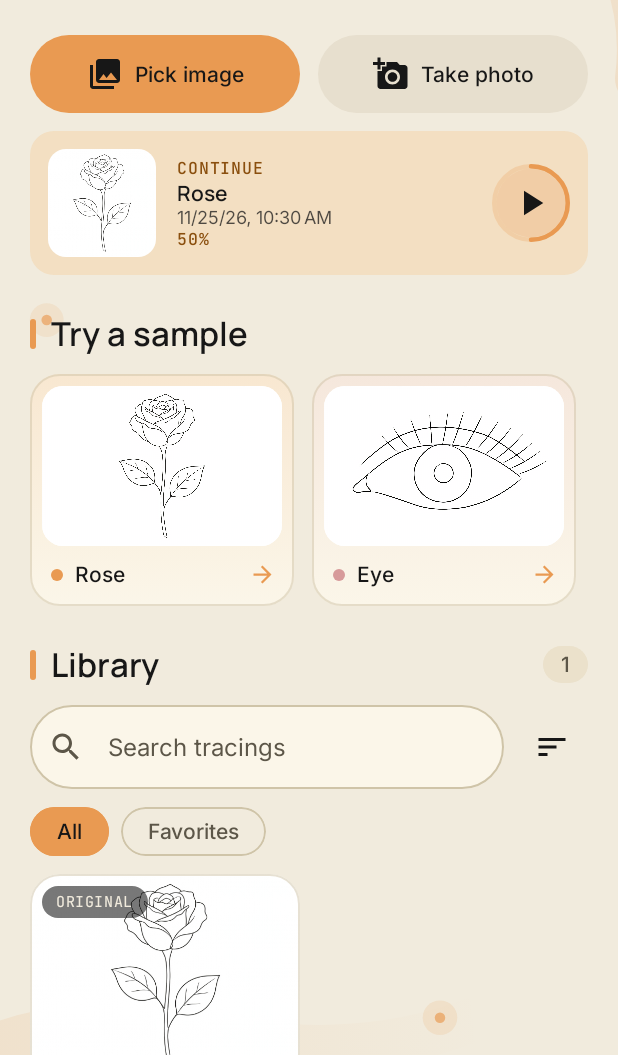
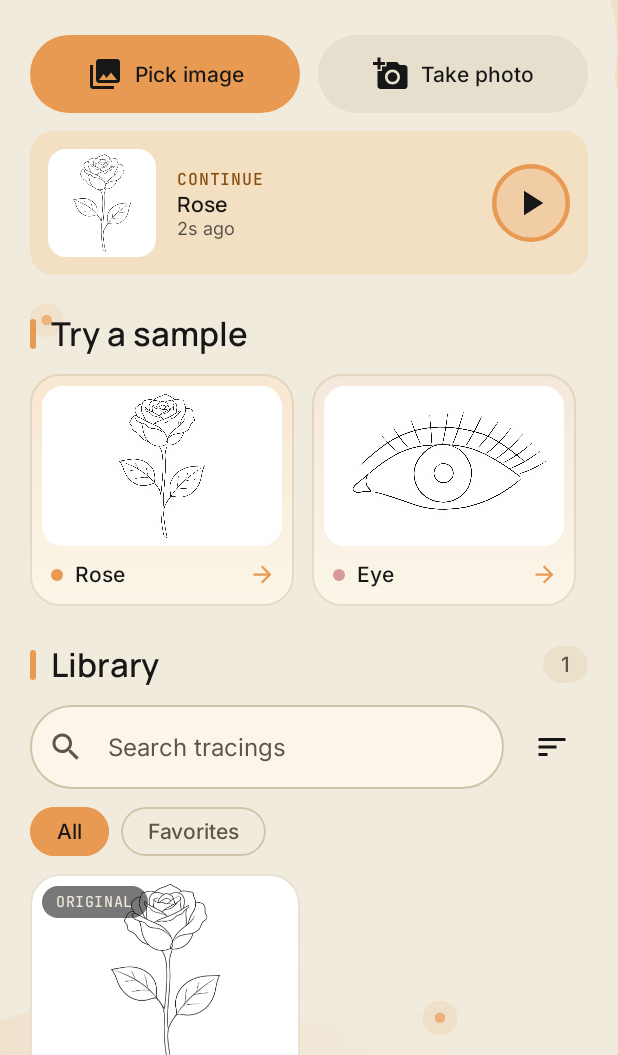
Before and after one commit to alekslime/Picasso, an Android app built with Jetpack Compose: the HomeScreen screen opened through its navigation route, on a phone screen of 412 x 824 dp, the part 181-1236 px from its top. Run offline under Robolectric (Android 15) with nearby library versions, the phone set to English and light mode, and no system bars; our stand-ins replace AdMob, Dagger/Hilt's generated code, Room's generated code; libraries missing offline, so code that uses them is left out: com.google.ads.mediation.

Commit message:
Home: remove the fake opacity-as-progress meter; show last-traced time instead

```diff
--- a/app/src/main/java/app/picasso/tracer/ui/home/HomeFormat.kt
+++ /dev/null
@@ -1,6 +0,0 @@
-package app.picasso.tracer.ui.home
-
-import kotlin.math.roundToInt
-
-/** Overlay opacity as a whole percentage for the Home cards. Out-of-range values are clamped to 0..100. */
-internal fun opacityPercent(opacity: Float): Int = (opacity.coerceIn(0f, 1f) * 100).roundToInt()
--- a/app/src/main/java/app/picasso/tracer/ui/home/HomeScreen.kt
+++ b/app/src/main/java/app/picasso/tracer/ui/home/HomeScreen.kt
@@ -114,13 +114,11 @@ import androidx.compose.foundation.lazy.grid.itemsIndexed
 import androidx.compose.runtime.saveable.rememberSaveable
 import androidx.compose.ui.graphics.Brush
 import androidx.compose.ui.graphics.Color
-import androidx.compose.ui.graphics.compositeOver
 import androidx.compose.ui.graphics.graphicsLayer
 import androidx.compose.ui.platform.LocalDensity
 import kotlinx.coroutines.delay
 import androidx.compose.foundation.Canvas
 import androidx.compose.runtime.State
-import androidx.compose.ui.geometry.CornerRadius
 import androidx.compose.ui.geometry.Offset
 import androidx.compose.ui.geometry.Size
 import androidx.compose.ui.graphics.StrokeCap
@@ -497,34 +495,27 @@ private fun ResumeCard(
                     overflow = TextOverflow.Ellipsis,
                 )
                 Text(
-                    DateFormat.getDateTimeInstance(DateFormat.SHORT, DateFormat.SHORT)
-                        .format(Date(project.updatedAt)),
+                    RelativeTime(project.updatedAt),
                     style = MaterialTheme.typography.bodySmall,
                     color = MaterialTheme.colorScheme.onPrimaryContainer.copy(alpha = 0.75f),
                 )
-                Text(
-                    stringResource(R.string.opacity_percent, opacityPercent(project.opacity)),
-                    style = MaterialTheme.typography.labelMedium,
-                    color = picassoAccentText(),
-                )
             }
             Spacer(Modifier.width(12.dp))
-            PlayRing(opacity = project.opacity)
+            PlayRing()
         }
     }
 }
 
 /**
- * Play button for the Continue card. The arc fills clockwise from the top to the project's overlay opacity
- * when the card appears, and a soft glow behind the button breathes while the card sits idle.
+ * Play button for the Continue card. It's decorative: the ring draws once, clockwise from the top, when the card
+ * appears, and a soft glow behind the button breathes while the card sits idle. It doesn't represent progress.
  */
 @Composable
-private fun PlayRing(opacity: Float, modifier: Modifier = Modifier) {
+private fun PlayRing(modifier: Modifier = Modifier) {
     val ring = MaterialTheme.colorScheme.primary
     val onCard = MaterialTheme.colorScheme.onPrimaryContainer
-    val target = opacity.coerceIn(0f, 1f)
     val fill = remember { Animatable(0f) }
-    LaunchedEffect(target) { fill.animateTo(target, tween(900, easing = FastOutSlowInEasing)) }
+    LaunchedEffect(Unit) { fill.animateTo(1f, tween(900, easing = FastOutSlowInEasing)) }
     val glow: State<Float> = if (rememberAnimationsEnabled()) {
         rememberInfiniteTransition(label = "playGlow").animateFloat(
             initialValue = 0.10f,
@@ -739,11 +730,6 @@ private fun ProjectCard(
                     }
                 }
             }
-            OpacityMeter(
-                opacity = project.opacity,
-                onContainer = MaterialTheme.colorScheme.onSurfaceVariant,
-                modifier = Modifier.padding(start = 12.dp, end = 12.dp, bottom = 12.dp),
-            )
         }
     }
 }
@@ -770,42 +756,6 @@ private fun FilterBadge(filter: TraceFilter, modifier: Modifier = Modifier) {
             .background(PicassoBlack.copy(alpha = 0.55f))
             .padding(horizontal = 9.dp, vertical = 4.dp),
     )
-}
-
-/**
- * Thin Ochre bar plus percentage for a project's overlay opacity. The bar fills in from empty when the
- * card appears, and follows the system animation setting through the animation spec.
- */
-@Composable
-private fun OpacityMeter(opacity: Float, onContainer: Color, modifier: Modifier = Modifier) {
-    val target = opacity.coerceIn(0f, 1f)
-    val fill = remember { Animatable(0f) }
-    LaunchedEffect(target) { fill.animateTo(target, tween(650, easing = FastOutSlowInEasing)) }
-    val ochre = MaterialTheme.colorScheme.primary
-    Row(modifier = modifier.fillMaxWidth(), verticalAlignment = Alignment.CenterVertically) {
-        Canvas(Modifier.weight(1f).height(4.dp)) {
-            val radius = CornerRadius(size.height / 2)
-            drawRoundRect(ochre.copy(alpha = 0.22f), cornerRadius = radius)
-            val width = size.width * fill.value
-            if (width > 0f) {
-                drawRoundRect(
-                    brush = Brush.horizontalGradient(
-                        listOf(ochre, ochre.copy(alpha = 0.7f).compositeOver(Color.White)),
-                        startX = 0f,
-                        endX = size.width,
-                    ),
-                    size = Size(width, size.height),
-                    cornerRadius = radius,
-                )
-            }
-        }
-        Spacer(Modifier.width(8.dp))
-        Text(
-            stringResource(R.string.opacity_percent, opacityPercent(target)),
-            style = MaterialTheme.typography.labelSmall,
-            color = onContainer.copy(alpha = 0.8f),
-        )
-    }
 }
 
 /** Star that pops when favorited, dips when unfavorited, and fades its colour either way. */
--- a/app/src/main/res/values/strings.xml
+++ b/app/src/main/res/values/strings.xml
@@ -39,7 +39,6 @@
     <!-- Library -->
     <string name="library">Library</string>
     <string name="search_projects">Search tracings</string>
-    <string name="opacity_percent">%1$d%%</string>
     <string name="filter_all">All</string>
     <string name="filter_favorites">Favorites</string>
     <string name="sort">Sort</string>
```
Also changed, not shown: 1 other file.
